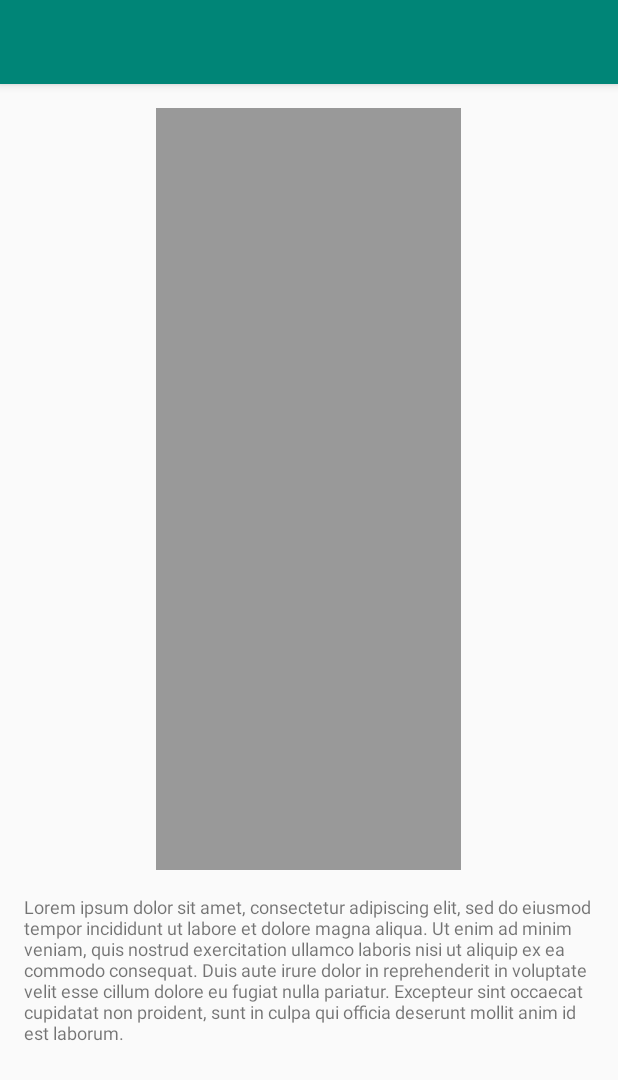
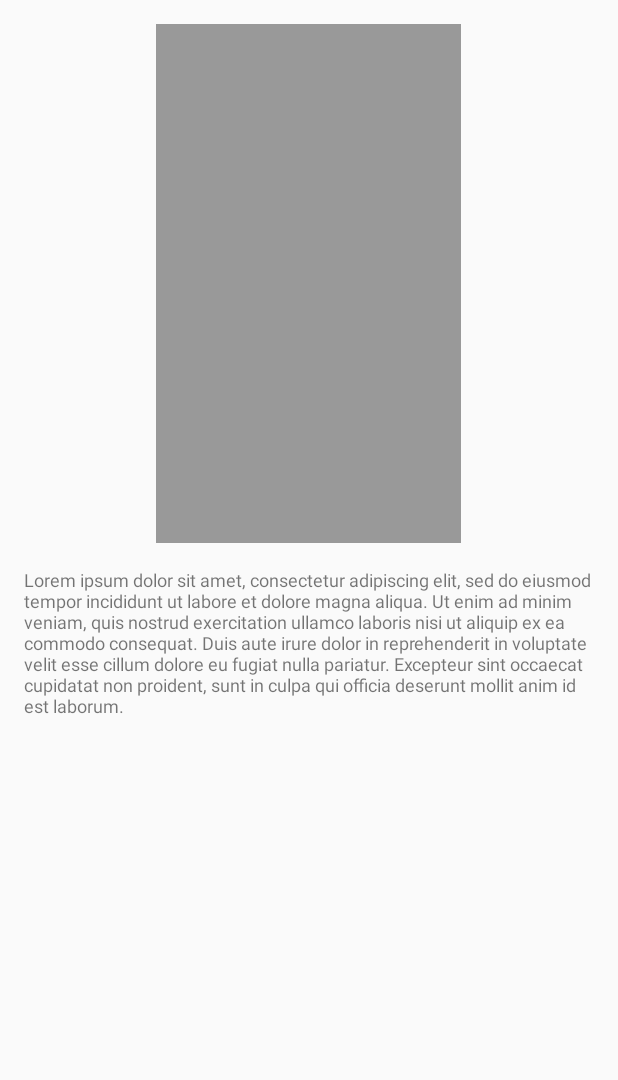
Before and after one commit to iiraskin/android_mobile_development_course, an Android app: the screen it shows after launch (MainActivity before the commit, DetailActivity after it), after a tap on an icon or button, on a phone screen of 412 x 824 dp. Shown: the top 1080 px of the screen. Run offline under Robolectric (Android 15) with nearby library versions, the phone set to English and light mode, and no system bars.

Commit message:
Add separate detail activity

```diff
--- a/Homework6/app/src/main/AndroidManifest.xml
+++ b/Homework6/app/src/main/AndroidManifest.xml
@@ -9,6 +9,10 @@
         android:roundIcon="@mipmap/ic_launcher_round"
         android:supportsRtl="true"
         android:theme="@style/AppTheme">
+        <activity
+            android:name=".DetailActivity"
+            android:label="@string/title_activity_detail"
+            android:theme="@style/AppTheme.NoActionBar"></activity>
         <activity android:name=".MainActivity">
             <intent-filter>
                 <action android:name="android.intent.action.MAIN" />
--- /dev/null
+++ b/Homework6/app/src/main/java/com/example/myapplication/DetailActivity.kt
@@ -0,0 +1,17 @@
+package com.example.myapplication
+
+import android.os.Bundle
+import com.google.android.material.snackbar.Snackbar
+import androidx.appcompat.app.AppCompatActivity
+
+import kotlinx.android.synthetic.main.activity_detail.*
+
+class DetailActivity : AppCompatActivity() {
+
+    override fun onCreate(savedInstanceState: Bundle?) {
+        super.onCreate(savedInstanceState)
+        setContentView(R.layout.activity_detail)
+        setTitle("")
+    }
+
+}
--- a/Homework6/app/src/main/java/com/example/myapplication/MainActivity.kt
+++ b/Homework6/app/src/main/java/com/example/myapplication/MainActivity.kt
@@ -3,6 +3,7 @@ package com.example.myapplication
 import androidx.appcompat.app.AppCompatActivity
 import android.os.Bundle
 import android.view.View
+import android.content.Intent
 
 class MainActivity : AppCompatActivity() {
 
@@ -12,12 +13,10 @@ class MainActivity : AppCompatActivity() {
 
         setTitle("Notes")
         val cardView = findViewById<View>(R.id.card_view)
-        val detailLayout = findViewById<View>(R.id.linear_layout_detail)
 
         cardView.setOnClickListener {
-            setTitle("")
-            cardView.visibility = View.GONE
-            detailLayout.visibility = View.VISIBLE
+            val intent = Intent(this, DetailActivity::class.java)
+            startActivity(intent)
         }
     }
 }
--- /dev/null
+++ b/Homework6/app/src/main/res/layout/activity_detail.xml
@@ -0,0 +1,39 @@
+<?xml version="1.0" encoding="utf-8"?>
+<androidx.constraintlayout.widget.ConstraintLayout xmlns:android="http://schemas.android.com/apk/res/android"
+    xmlns:app="http://schemas.android.com/apk/res-auto"
+    xmlns:tools="http://schemas.android.com/tools"
+    android:layout_width="match_parent"
+    android:layout_height="match_parent"
+    app:layout_behavior="@string/appbar_scrolling_view_behavior"
+    tools:context=".DetailActivity"
+    tools:showIn="@layout/activity_detail">
+
+    <LinearLayout
+        android:id="@+id/linear_layout_detail"
+        android:layout_width="match_parent"
+        android:layout_height="match_parent"
+        android:orientation="vertical"
+        android:visibility="visible">
+
+        <ImageView
+            android:id="@+id/image_view_detail"
+            android:layout_width="203dp"
+            android:layout_height="wrap_content"
+            android:layout_gravity="center_horizontal"
+            android:layout_marginTop="16dp"
+            android:layout_weight="1"
+            android:src="#999" />
+
+        <TextView
+            android:id="@+id/text_view_detail"
+            android:layout_width="match_parent"
+            android:layout_height="wrap_content"
+            android:layout_marginTop="16dp"
+            android:layout_marginLeft="16dp"
+            android:layout_marginRight="16dp"
+            android:layout_weight="1"
+            android:text="@string/lorem_ipsum_dolor_"
+            android:textSize="12sp" />
+    </LinearLayout>
+
+</androidx.constraintlayout.widget.ConstraintLayout>
--- a/Homework6/app/src/main/res/layout/activity_main.xml
+++ b/Homework6/app/src/main/res/layout/activity_main.xml
@@ -70,32 +70,4 @@
 
     </androidx.cardview.widget.CardView>
 
-    <LinearLayout
-        android:id="@+id/linear_layout_detail"
-        android:layout_width="match_parent"
-        android:layout_height="match_parent"
-        android:orientation="vertical"
-        android:visibility="gone">
-
-        <ImageView
-            android:id="@+id/image_view_detail"
-            android:layout_width="203dp"
-            android:layout_height="wrap_content"
-            android:layout_gravity="center_horizontal"
-            android:layout_marginTop="16dp"
-            android:layout_weight="2"
-            android:src="#999" />
-
-        <TextView
-            android:id="@+id/text_view_detail"
-            android:layout_width="match_parent"
-            android:layout_height="wrap_content"
-            android:layout_marginTop="16dp"
-            android:layout_marginLeft="16dp"
-            android:layout_marginRight="16dp"
-            android:layout_weight="0.5"
-            android:text="@string/lorem_ipsum_dolor_"
-            android:textSize="12sp" />
-    </LinearLayout>
-
 </androidx.constraintlayout.widget.ConstraintLayout>
```
